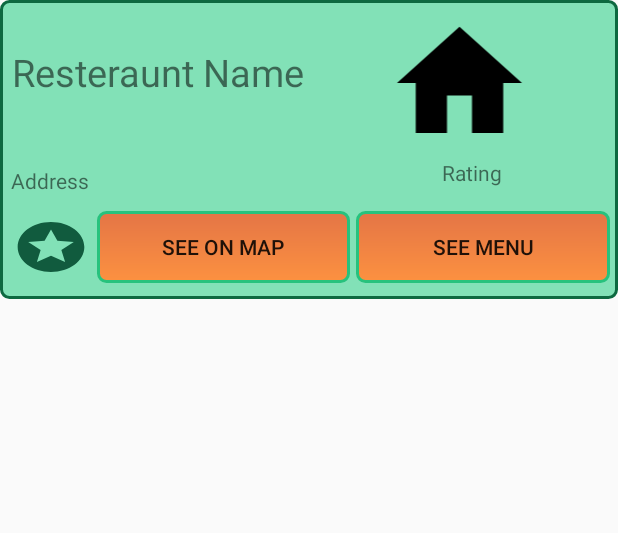
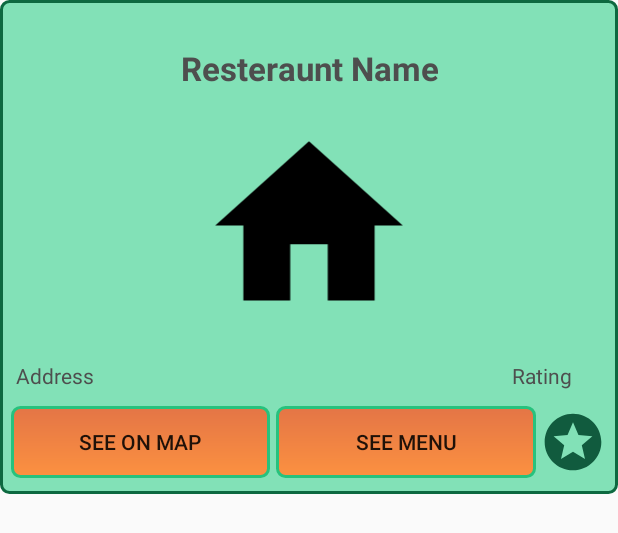
Before and after one commit to y3v/FoodBarBaz, an Android app: the layout restaurant_list_item.xml on its own in the app's theme, with its tools: preview values and no code run, on a phone screen of 412 x 824 dp. Shown: the top 533 px of the screen. Run offline under Robolectric (Android 15) with nearby library versions, the phone set to English and light mode, and no system bars.

Commit message:
NearbyRestaurants consumes webservice and displays a list of nearby restaurant.

```diff
--- a/app/src/main/AndroidManifest.xml
+++ b/app/src/main/AndroidManifest.xml
@@ -13,14 +13,13 @@
         android:supportsRtl="true"
         android:theme="@style/AppTheme">
         <activity android:name=".HomePage">
-        </activity>
-        <activity android:name=".NearbyRestaurantList">
-
             <intent-filter>
                 <action android:name="android.intent.action.MAIN" />
 
                 <category android:name="android.intent.category.LAUNCHER" />
             </intent-filter>
+        </activity>
+        <activity android:name=".NearbyRestaurantList">
         </activity>
         <activity android:name=".RestaurantMenu">
 
--- a/app/src/main/res/layout/navigation_header.xml
+++ b/app/src/main/res/layout/navigation_header.xml
@@ -12,7 +12,7 @@
     <de.hdodenhof.circleimageview.CircleImageView
         android:layout_width="56dp"
         android:layout_height="56dp"
-        android:src="@mipmap/foodbarbaz_round"
+        android:src="@mipmap/foodbarbaz"
         android:scaleType="centerCrop"/>
 
 
--- a/app/src/main/res/layout/restaurant_list_item.xml
+++ b/app/src/main/res/layout/restaurant_list_item.xml
@@ -19,8 +19,8 @@
 
         <LinearLayout
             android:layout_width="match_parent"
-            android:layout_height="wrap_content"
-            android:orientation="horizontal">
+            android:layout_height="match_parent"
+            android:orientation="vertical">
 
             <TextView
                 android:id="@+id/restaurant_name"
@@ -33,77 +33,58 @@
                 android:layout_weight="1"
                 android:text="@string/resteraunt_name"
                 android:textAlignment="center"
-                android:textSize="25sp" />
+                android:textColor="@color/darkGrey"
+                android:textSize="22sp"
+                android:textStyle="bold" />
 
             <ImageView
                 android:id="@+id/imageRestaurant"
                 android:layout_width="match_parent"
-                android:layout_height="wrap_content"
+                android:layout_height="150dp"
+                android:layout_gravity="center"
+                android:layout_margin="10dp"
                 android:layout_weight="1"
                 android:adjustViewBounds="true"
                 android:contentDescription="@string/todo"
+                android:cropToPadding="true"
                 android:maxHeight="100dp"
                 android:maxWidth="100dp"
-                app:srcCompat="@drawable/ic_home_black_24dp"
-                android:layout_gravity="center"/>
+                app:srcCompat="@drawable/ic_home_black_24dp" />
 
         </LinearLayout>
 
-        <TableLayout
+        <LinearLayout
             android:layout_width="match_parent"
-            android:layout_height="match_parent"
+            android:layout_height="wrap_content"
             android:orientation="horizontal"
-            android:weightSum="5">
+            android:padding="5dp">
 
-            <TableRow>
             <TextView
                 android:id="@+id/address"
-                    android:layout_width="0dp"
+                android:layout_width="wrap_content"
                 android:layout_height="wrap_content"
-                    android:layout_marginBottom="5dp"
-                    android:layout_marginEnd="2dp"
-                    android:layout_marginStart="2dp"
-                    android:layout_marginTop="5dp"
+                android:layout_marginBottom="0dp"
+                android:layout_marginEnd="0dp"
+                android:layout_marginStart="0dp"
+                android:layout_marginTop="0dp"
+                android:layout_weight="14"
+                android:singleLine="false"
                 android:text="@string/address"
-                    android:layout_weight="4"
-                    android:singleLine="false"
-                    />
-
-
+                android:textColor="@color/darkGrey" />
 
             <TextView
                 android:id="@+id/rating"
                 android:layout_width="wrap_content"
                 android:layout_height="wrap_content"
                 android:layout_weight="1"
-                    android:text="@string/rating" />
-
-            </TableRow>
-
-        </TableLayout>
+                android:text="@string/rating"
+                android:textColor="@color/darkGrey" />
+        </LinearLayout>
 
         <LinearLayout
             android:layout_width="match_parent"
             android:layout_height="match_parent"
             android:orientation="horizontal">
-
-            <ToggleButton
-                android:id="@+id/favorited"
-                style="@style/Base.Widget.AppCompat.Button.Borderless"
-                android:layout_width="0dp"
-                android:layout_height="40dp"
-                android:layout_marginBottom="5dp"
-                android:layout_marginEnd="2dp"
-                android:layout_marginStart="2dp"
-                android:layout_marginTop="5dp"
-                android:layout_weight="2"
-                android:background="@drawable/favs"
-                android:minWidth="40dp"
-                android:textAllCaps="false"
-                android:textOff="@string/fav"
-                android:textOn="@string/favoff"
-                android:checked="false"
-                />
 
             <Button
                 android:id="@+id/see_on_map"
@@ -114,7 +95,7 @@
                 android:layout_marginEnd="2dp"
                 android:layout_marginStart="2dp"
                 android:layout_marginTop="5dp"
-                android:layout_weight="3"
+                android:layout_weight="1"
                 android:background="@drawable/button_shape"
                 android:text="@string/see_on_map" />
 
@@ -126,9 +107,26 @@
                 android:layout_marginBottom="5dp"
                 android:layout_marginStart="2dp"
                 android:layout_marginTop="5dp"
-                android:layout_weight="3"
+                android:layout_weight="1"
                 android:background="@drawable/button_shape"
                 android:text="@string/see_menu" />
+
+            <ToggleButton
+                android:id="@+id/favorited"
+                style="@style/Base.Widget.AppCompat.Button.Borderless"
+                android:layout_width="45dp"
+                android:layout_height="45dp"
+                android:layout_marginBottom="5dp"
+                android:layout_marginEnd="2dp"
+                android:layout_marginStart="2dp"
+                android:layout_marginTop="5dp"
+                android:layout_weight="0"
+                android:background="@drawable/favs"
+                android:checked="false"
+                android:minWidth="40dp"
+                android:textAllCaps="false"
+                android:textOff="@string/fav"
+                android:textOn="@string/favoff" />
         </LinearLayout>
 
 
--- a/app/src/main/res/values/strings.xml
+++ b/app/src/main/res/values/strings.xml
@@ -27,4 +27,8 @@
     <string name="report">Report</string>
     <string name="my_history">My History</string>
     <string name="application_settings">Application Settings</string>
+    <string name="postal_code_address_city">Postal Code / Address / City</string>
+    <string name="scan_your_area">Scan your area!</string>
+    <string name="foodbarbaz_logo">FoodBarBaz logo</string>
+    <string name="search">Search</string>
 </resources>
```
Also changed, not shown: app/src/main/java/adapter/RestaurantListAdapter.java (+4 -4 lines), app/src/main/java/com/example/yev/foodbarbaz/HomePage.java (+11 -0 lines), app/src/main/java/com/example/yev/foodbarbaz/NearbyRestaurantList.java (+11 -8 lines), app/src/main/res/layout/activity_home_page.xml (+57 -1 lines). Lines whose indentation alone changed are shown as unchanged.
